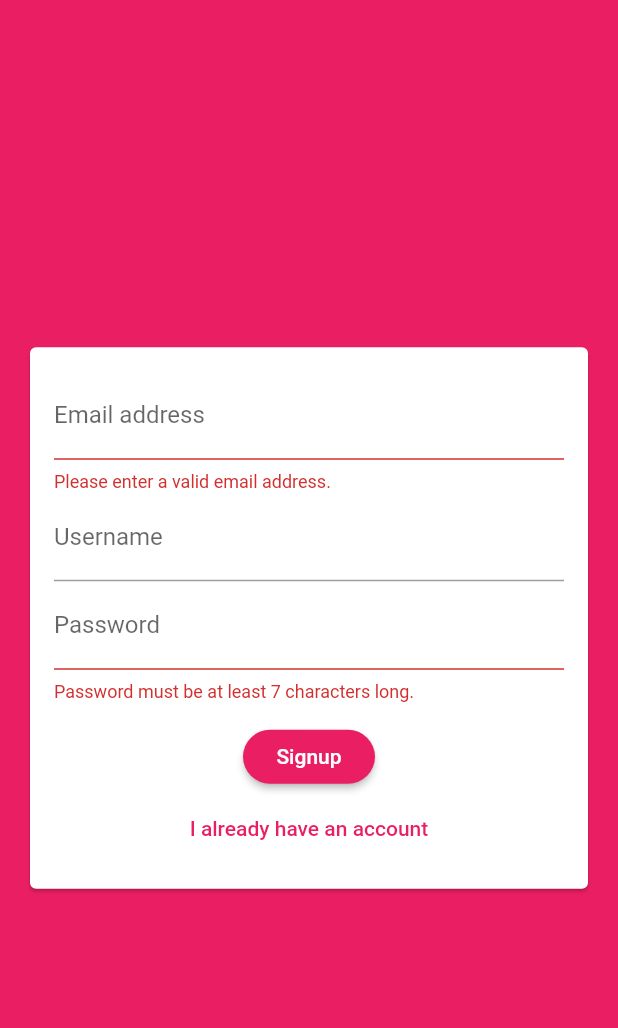
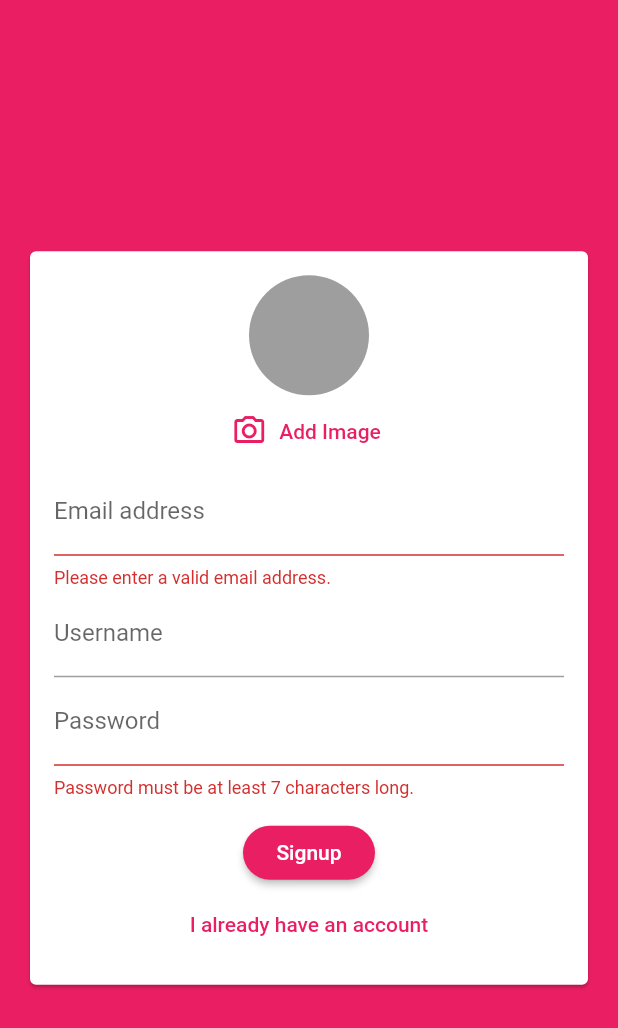
Before and after one commit to SahilSuvarna1023/flutter_chatApp, a Flutter app: the screen it shows after launch, after a tap on "Login", after a tap on "Create new account", on a phone screen of 412 x 824 dp. Shown: the top 1028 px of the screen. Run offline on Flutter 3.47's test engine with Material 2 defaults, Android fonts, the phone set to English and light mode, and no system bars; our stand-ins replace cloud_firestore, firebase_auth, firebase_storage, image_picker; accounts and stored records are empty.

Commit message:
imageupload

```diff
--- a/lib/screens/auth_screen.dart
+++ b/lib/screens/auth_screen.dart
@@ -1,3 +1,6 @@
+import 'dart:io';
+
+import 'package:firebase_storage/firebase_storage.dart';
 import 'package:flutter/material.dart';
 import 'package:firebase_auth/firebase_auth.dart';
 import 'package:flutter/services.dart';
@@ -18,6 +21,7 @@ class _AuthScreenState extends State<AuthScreen> {
     String email,
     String password,
     String username,
+    File image,
     bool isLogin,
     BuildContext ctx,
   ) async {
@@ -37,6 +41,14 @@ class _AuthScreenState extends State<AuthScreen> {
           email: email,
           password: password,
         );
+
+        final ref = FirebaseStorage.instance
+            .ref()
+            .child('user_image')
+            .child(authResult.user.uid + 'jpg');
+
+        await ref.putFile(image).onComplete;
+
         await Firestore.instance
             .collection('users')
             .document(authResult.user.uid)
--- a/lib/widgets/auth/auth_form.dart
+++ b/lib/widgets/auth/auth_form.dart
@@ -1,3 +1,6 @@
+import 'dart:io';
+
+import 'package:chatApp2/widgets/pickers/user_image_picker.dart';
 import 'package:flutter/material.dart';
 
 class AuthForm extends StatefulWidget {
@@ -11,6 +14,7 @@ class AuthForm extends StatefulWidget {
     String email,
     String password,
     String userName,
+    File image,
     bool isLogin,
     BuildContext ctx,
   ) submitFn;
@@ -25,15 +29,36 @@ class _AuthFormState extends State<AuthForm> {
   var _userEmail = '';
   var _userName = '';
   var _userPassword = '';
+  File _userImageFile;
+
+  void _pickedImage(File image) {
+    _userImageFile = image;
+  }
 
   void _trySubmit() {
     final isValid = _formKey.currentState.validate();
     FocusScope.of(context).unfocus();
 
+    if (_userImageFile == null && !_isLogin) {
+      Scaffold.of(context).showSnackBar(
+        SnackBar(
+          content: Text('Please pick an image.'),
+          backgroundColor: Theme.of(context).errorColor,
+        ),
+      );
+      return;
+    }
+
     if (isValid) {
       _formKey.currentState.save();
-      widget.submitFn(_userEmail.trim(), _userPassword.trim(), _userName.trim(),
-          _isLogin, context);
+      widget.submitFn(
+        _userEmail.trim(),
+        _userPassword.trim(),
+        _userName.trim(),
+        _userImageFile,
+        _isLogin,
+        context,
+      );
     }
   }
 
@@ -50,6 +75,7 @@ class _AuthFormState extends State<AuthForm> {
               child: Column(
                 mainAxisSize: MainAxisSize.min,
                 children: <Widget>[
+                  if (!_isLogin) UserImagePicker(_pickedImage),
                   TextFormField(
                     key: ValueKey('email'),
                     validator: (value) {
--- /dev/null
+++ b/lib/widgets/pickers/user_image_picker.dart
@@ -0,0 +1,46 @@
+import 'dart:io';
+import 'package:flutter/material.dart';
+import 'package:image_picker/image_picker.dart';
+
+class UserImagePicker extends StatefulWidget {
+  UserImagePicker(this._imagePickFn);
+
+  final void Function(File pickedImage) _imagePickFn;
+
+  @override
+  _UserImagePickerState createState() => _UserImagePickerState();
+}
+
+class _UserImagePickerState extends State<UserImagePicker> {
+  File _pickedImage;
+
+  void _pickImage() async {
+    final picker = ImagePicker();
+    final pickedImage = await picker.getImage(source: ImageSource.gallery);
+    final pickedImageFile = File(pickedImage.path);
+    setState(() {
+      _pickedImage = pickedImageFile;
+    });
+    widget._imagePickFn(pickedImageFile);
+  }
+
+  @override
+  Widget build(BuildContext context) {
+    return Column(
+      children: [
+        CircleAvatar(
+          radius: 40,
+          backgroundColor: Colors.grey,
+          backgroundImage:
+              _pickedImage != null ? FileImage(_pickedImage) : null,
+        ),
+        FlatButton.icon(
+          textColor: Theme.of(context).primaryColor,
+          onPressed: _pickImage,
+          icon: Icon(Icons.camera_alt_outlined),
+          label: Text('Add Image'),
+        ),
+      ],
+    );
+  }
+}
--- a/pubspec.yaml
+++ b/pubspec.yaml
@@ -30,6 +30,8 @@ dependencies:
   cupertino_icons: ^1.0.0
   cloud_firestore: ^0.13.5
   firebase_auth: ^0.16.1
+  image_picker: ^0.6.5+3
+  firebase_storage: ^3.1.5
 
 
 dev_dependencies:
```
Also changed, not shown: pubspec.lock, 1 other file.
